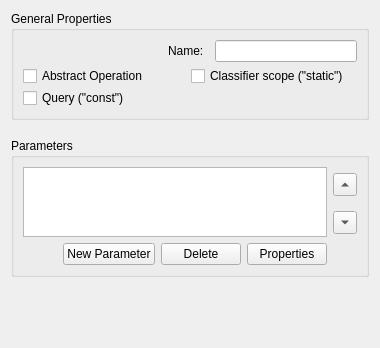
KDE/umbrello, file umbrello/dialogs/umloperationdialog.ui: the form before one commit.
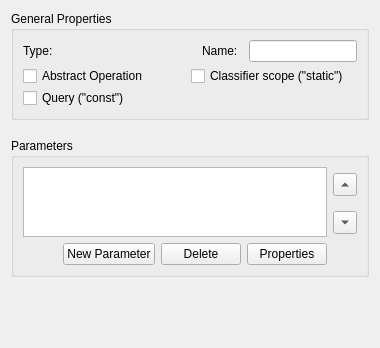
The form after the commit. Custom widgets are drawn as their Qt base class.

Commit message:
Fix layout issues
Remove some labels of some widgets that is used, and put
them in the main dialog to better manage the layouts

Patch:
```diff
--- a/umbrello/dialogs/umloperationdialog.ui
+++ b/umbrello/dialogs/umloperationdialog.ui
@@ -47,6 +47,13 @@
         <property name="spacing">
          <number>2</number>
         </property>
+        <item>
+         <widget class="QLabel" name="label_2">
+          <property name="text">
+           <string>Type:</string>
+          </property>
+         </widget>
+        </item>
         <item>
          <widget class="UMLDatatypeWidget" name="dataTypeWidget" native="true">
           <property name="sizePolicy">
```
The commit also changes 5 other files.
